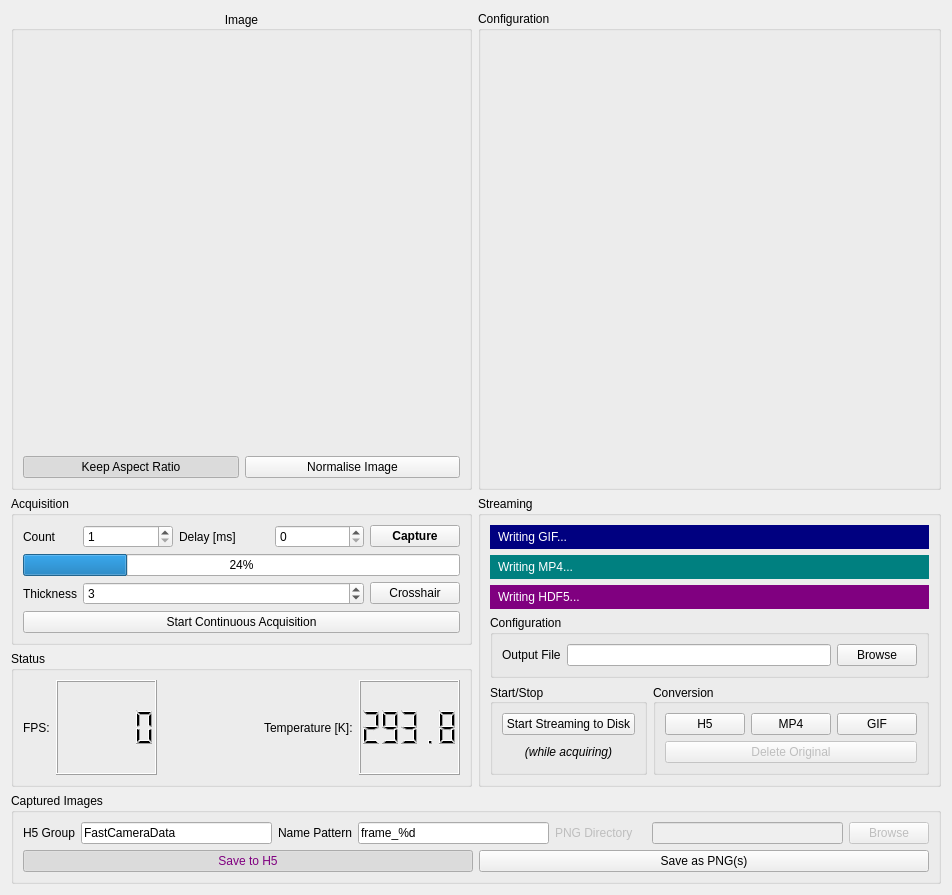
Qt form nplab/instrument/camera/fastcamera/resources/fcgui.ui (wdeacon/PyOpenLab) before a commit.
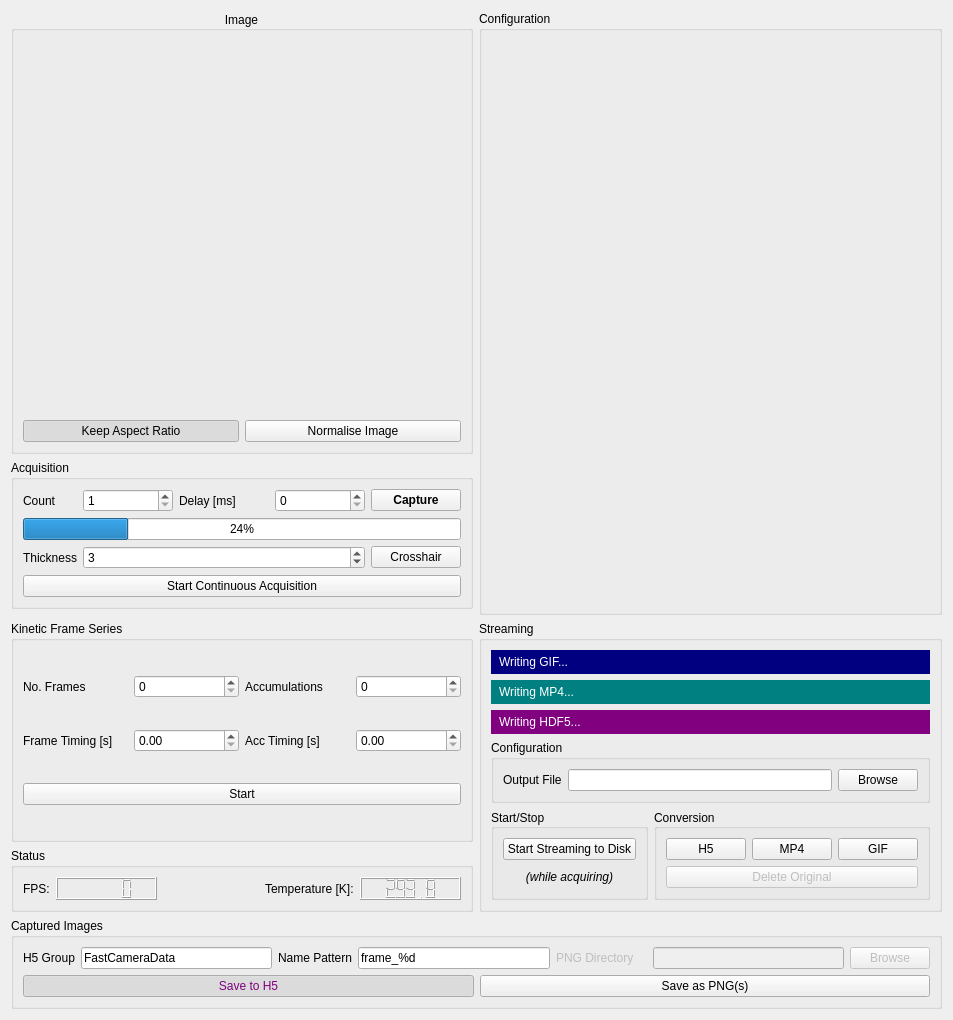
The same form after that commit.

Diff of the .ui file:
```diff
--- a/nplab/instrument/camera/fastcamera/resources/fcgui.ui
+++ b/nplab/instrument/camera/fastcamera/resources/fcgui.ui
@@ -6,8 +6,8 @@
    <rect>
     <x>0</x>
     <y>0</y>
-    <width>952</width>
-    <height>895</height>
+    <width>953</width>
+    <height>1020</height>
    </rect>
   </property>
   <property name="sizePolicy">
@@ -26,7 +26,7 @@
    <string>Fast Camera Control</string>
   </property>
   <layout class="QGridLayout" name="gridLayout_2">
-   <item row="8" column="1" colspan="2">
+   <item row="9" column="1" colspan="2">
     <widget class="QGroupBox" name="capturedImages">
      <property name="sizePolicy">
       <sizepolicy hsizetype="Minimum" vsizetype="MinimumExpanding">
@@ -146,7 +146,237 @@
      </layout>
     </widget>
    </item>
-   <item row="4" column="1">
+   <item row="6" column="1">
+    <widget class="QGroupBox" name="statusGroup">
+     <property name="sizePolicy">
+      <sizepolicy hsizetype="Minimum" vsizetype="Minimum">
+       <horstretch>1</horstretch>
+       <verstretch>0</verstretch>
+      </sizepolicy>
+     </property>
+     <property name="title">
+      <string>Status</string>
+     </property>
+     <layout class="QHBoxLayout" name="horizontalLayout_3">
+      <item>
+       <layout class="QHBoxLayout" name="horizontalLayout_2">
+        <item>
+         <widget class="QLabel" name="label_8">
+          <property name="text">
+           <string>FPS:</string>
+          </property>
+         </widget>
+        </item>
+        <item>
+         <widget class="QLCDNumber" name="fpsCounter">
+          <property name="enabled">
+           <bool>true</bool>
+          </property>
+          <property name="sizePolicy">
+           <sizepolicy hsizetype="Expanding" vsizetype="Minimum">
+            <horstretch>0</horstretch>
+            <verstretch>0</verstretch>
+           </sizepolicy>
+          </property>
+          <property name="smallDecimalPoint">
+           <bool>false</bool>
+          </property>
+          <property name="digitCount">
+           <number>5</number>
+          </property>
+          <property name="value" stdset="0">
+           <double>0.000000000000000</double>
+          </property>
+          <property name="intValue" stdset="0">
+           <number>0</number>
+          </property>
+         </widget>
+        </item>
+        <item>
+         <spacer name="horizontalSpacer">
+          <property name="orientation">
+           <enum>Qt::Horizontal</enum>
+          </property>
+          <property name="sizeHint" stdset="0">
+           <size>
+            <width>0</width>
+            <height>0</height>
+           </size>
+          </property>
+         </spacer>
+        </item>
+        <item>
+         <widget class="QLabel" name="temperatureLabel">
+          <property name="text">
+           <string>Temperature [K]:</string>
+          </property>
+         </widget>
+        </item>
+        <item>
+         <widget class="QLCDNumber" name="currentTemperature">
+          <property name="sizePolicy">
+           <sizepolicy hsizetype="Expanding" vsizetype="Minimum">
+            <horstretch>0</horstretch>
+            <verstretch>0</verstretch>
+           </sizepolicy>
+          </property>
+          <property name="smallDecimalPoint">
+           <bool>false</bool>
+          </property>
+          <property name="digitCount">
+           <number>5</number>
+          </property>
+          <property name="value" stdset="0">
+           <double>293.750000000000000</double>
+          </property>
+         </widget>
+        </item>
+       </layout>
+      </item>
+     </layout>
+    </widget>
+   </item>
+   <item row="1" column="1">
+    <widget class="QGroupBox" name="cameraGroup">
+     <property name="sizePolicy">
+      <sizepolicy hsizetype="Minimum" vsizetype="Expanding">
+       <horstretch>1</horstretch>
+       <verstretch>1</verstretch>
+      </sizepolicy>
+     </property>
+     <property name="minimumSize">
+      <size>
+       <width>0</width>
+       <height>300</height>
+      </size>
+     </property>
+     <property name="font">
+      <font>
+       <kerning>true</kerning>
+      </font>
+     </property>
+     <property name="title">
+      <string>Image</string>
+     </property>
+     <property name="alignment">
+      <set>Qt::AlignCenter</set>
+     </property>
+     <layout class="QVBoxLayout" name="verticalLayout_3">
+      <item>
+       <widget class="QLabel" name="cameraImage">
+        <property name="sizePolicy">
+         <sizepolicy hsizetype="Ignored" vsizetype="Ignored">
+          <horstretch>1</horstretch>
+          <verstretch>1</verstretch>
+         </sizepolicy>
+        </property>
+        <property name="text">
+         <string/>
+        </property>
+        <property name="alignment">
+         <set>Qt::AlignCenter</set>
+        </property>
+       </widget>
+      </item>
+      <item>
+       <layout class="QHBoxLayout" name="horizontalLayout_4">
+        <item>
+         <widget class="QPushButton" name="keepRatio">
+          <property name="text">
+           <string>Keep Aspect Ratio</string>
+          </property>
+          <property name="checkable">
+           <bool>true</bool>
+          </property>
+          <property name="checked">
+           <bool>true</bool>
+          </property>
+         </widget>
+        </item>
+        <item>
+         <widget class="QPushButton" name="normaliseButton">
+          <property name="text">
+           <string>Normalise Image</string>
+          </property>
+          <property name="checkable">
+           <bool>true</bool>
+          </property>
+         </widget>
+        </item>
+       </layout>
+      </item>
+     </layout>
+    </widget>
+   </item>
+   <item row="5" column="1">
+    <widget class="QGroupBox" name="kineticGroup">
+     <property name="sizePolicy">
+      <sizepolicy hsizetype="Minimum" vsizetype="MinimumExpanding">
+       <horstretch>1</horstretch>
+       <verstretch>0</verstretch>
+      </sizepolicy>
+     </property>
+     <property name="minimumSize">
+      <size>
+       <width>0</width>
+       <height>0</height>
+      </size>
+     </property>
+     <property name="title">
+      <string>Kinetic Frame Series</string>
+     </property>
+     <layout class="QGridLayout" name="gridLayout_6">
+      <item row="0" column="2">
+       <widget class="QLabel" name="label_3">
+        <property name="text">
+         <string>Accumulations</string>
+        </property>
+       </widget>
+      </item>
+      <item row="1" column="2">
+       <widget class="QLabel" name="label_12">
+        <property name="text">
+         <string>Acc Timing [s]</string>
+        </property>
+       </widget>
+      </item>
+      <item row="0" column="1">
+       <widget class="QSpinBox" name="spinBox"/>
+      </item>
+      <item row="1" column="3">
+       <widget class="QDoubleSpinBox" name="doubleSpinBox_2"/>
+      </item>
+      <item row="0" column="3">
+       <widget class="QSpinBox" name="spinBox_2"/>
+      </item>
+      <item row="1" column="1">
+       <widget class="QDoubleSpinBox" name="doubleSpinBox"/>
+      </item>
+      <item row="1" column="0">
+       <widget class="QLabel" name="label_6">
+        <property name="text">
+         <string>Frame Timing [s]</string>
+        </property>
+       </widget>
+      </item>
+      <item row="0" column="0">
+       <widget class="QLabel" name="label_2">
+        <property name="text">
+         <string>No. Frames</string>
+        </property>
+       </widget>
+      </item>
+      <item row="2" column="0" colspan="4">
+       <widget class="QPushButton" name="pushButton">
+        <property name="text">
+         <string>Start</string>
+        </property>
+       </widget>
+      </item>
+     </layout>
+    </widget>
+   </item>
+   <item row="2" column="1">
     <widget class="QGroupBox" name="groupBox_2">
      <property name="sizePolicy">
       <sizepolicy hsizetype="Minimum" vsizetype="Minimum">
@@ -379,97 +609,21 @@
      </layout>
     </widget>
    </item>
-   <item row="5" column="1">
-    <widget class="QGroupBox" name="statusGroup">
+   <item row="1" column="2" rowspan="3">
+    <widget class="QGroupBox" name="configBox">
      <property name="sizePolicy">
-      <sizepolicy hsizetype="Minimum" vsizetype="Minimum">
+      <sizepolicy hsizetype="Minimum" vsizetype="Expanding">
        <horstretch>1</horstretch>
        <verstretch>0</verstretch>
       </sizepolicy>
      </property>
      <property name="title">
-      <string>Status</string>
+      <string>Configuration</string>
      </property>
-     <layout class="QHBoxLayout" name="horizontalLayout_3">
-      <item>
-       <layout class="QHBoxLayout" name="horizontalLayout_2">
-        <item>
-         <widget class="QLabel" name="label_8">
-          <property name="text">
-           <string>FPS:</string>
-          </property>
-         </widget>
-        </item>
-        <item>
-         <widget class="QLCDNumber" name="fpsCounter">
-          <property name="enabled">
-           <bool>true</bool>
-          </property>
-          <property name="sizePolicy">
-           <sizepolicy hsizetype="Expanding" vsizetype="Minimum">
-            <horstretch>0</horstretch>
-            <verstretch>0</verstretch>
-           </sizepolicy>
-          </property>
-          <property name="smallDecimalPoint">
-           <bool>false</bool>
-          </property>
-          <property name="digitCount">
-           <number>5</number>
-          </property>
-          <property name="value" stdset="0">
-           <double>0.000000000000000</double>
-          </property>
-          <property name="intValue" stdset="0">
-           <number>0</number>
-          </property>
-         </widget>
-        </item>
-        <item>
-         <spacer name="horizontalSpacer">
-          <property name="orientation">
-           <enum>Qt::Horizontal</enum>
-          </property>
-          <property name="sizeHint" stdset="0">
-           <size>
-            <width>0</width>
-            <height>0</height>
-           </size>
-          </property>
-         </spacer>
-        </item>
-        <item>
-         <widget class="QLabel" name="temperatureLabel">
-          <property name="text">
-           <string>Temperature [K]:</string>
-          </property>
-         </widget>
-        </item>
-        <item>
-         <widget class="QLCDNumber" name="currentTemperature">
-          <property name="sizePolicy">
-           <sizepolicy hsizetype="Expanding" vsizetype="Minimum">
-            <horstretch>0</horstretch>
-            <verstretch>0</verstretch>
-           </sizepolicy>
-          </property>
-          <property name="smallDecimalPoint">
-           <bool>false</bool>
-          </property>
-          <property name="digitCount">
-           <number>5</number>
-          </property>
-          <property name="value" stdset="0">
-           <double>293.750000000000000</double>
-          </property>
-         </widget>
-        </item>
-       </layout>
-      </item>
-     </layout>
+     <layout class="QVBoxLayout" name="verticalLayout_2"/>
     </widget>
    </item>
-   <item row="4" column="2" rowspan="2">
+   <item row="5" column="2" rowspan="2">
     <widget class="QGroupBox" name="streamBox">
      <property name="sizePolicy">
       <sizepolicy hsizetype="Minimum" vsizetype="Minimum">
@@ -685,92 +839,6 @@
      </layout>
     </widget>
    </item>
-   <item row="1" column="2">
-    <widget class="QGroupBox" name="configBox">
-     <property name="sizePolicy">
-      <sizepolicy hsizetype="Minimum" vsizetype="Expanding">
-       <horstretch>1</horstretch>
-       <verstretch>0</verstretch>
-      </sizepolicy>
-     </property>
-     <property name="title">
-      <string>Configuration</string>
-     </property>
-     <layout class="QVBoxLayout" name="verticalLayout_2"/>
-    </widget>
-   </item>
-   <item row="1" column="1">
-    <widget class="QGroupBox" name="cameraGroup">
-     <property name="sizePolicy">
-      <sizepolicy hsizetype="Minimum" vsizetype="Expanding">
-       <horstretch>1</horstretch>
-       <verstretch>1</verstretch>
-      </sizepolicy>
-     </property>
-     <property name="minimumSize">
-      <size>
-       <width>0</width>
-       <height>300</height>
-      </size>
-     </property>
-     <property name="font">
-      <font>
-       <kerning>true</kerning>
-      </font>
-     </property>
-     <property name="title">
-      <string>Image</string>
-     </property>
-     <property name="alignment">
-      <set>Qt::AlignCenter</set>
-     </property>
-     <layout class="QVBoxLayout" name="verticalLayout_3">
-      <item>
-       <widget class="QLabel" name="cameraImage">
-        <property name="sizePolicy">
-         <sizepolicy hsizetype="Ignored" vsizetype="Ignored">
-          <horstretch>1</horstretch>
-          <verstretch>1</verstretch>
-         </sizepolicy>
-        </property>
-        <property name="text">
-         <string/>
-        </property>
-        <property name="alignment">
-         <set>Qt::AlignCenter</set>
-        </property>
-       </widget>
-      </item>
-      <item>
-       <layout class="QHBoxLayout" name="horizontalLayout_4">
-        <item>
-         <widget class="QPushButton" name="keepRatio">
-          <property name="text">
-           <string>Keep Aspect Ratio</string>
-          </property>
-          <property name="checkable">
-           <bool>true</bool>
-          </property>
-          <property name="checked">
-           <bool>true</bool>
-          </property>
-         </widget>
-        </item>
-        <item>
-         <widget class="QPushButton" name="normaliseButton">
-          <property name="text">
-           <string>Normalise Image</string>
-          </property>
-          <property name="checkable">
-           <bool>true</bool>
-          </property>
-         </widget>
-        </item>
-       </layout>
-      </item>
-     </layout>
-    </widget>
-   </item>
   </layout>
  </widget>
  <resources/>
```
